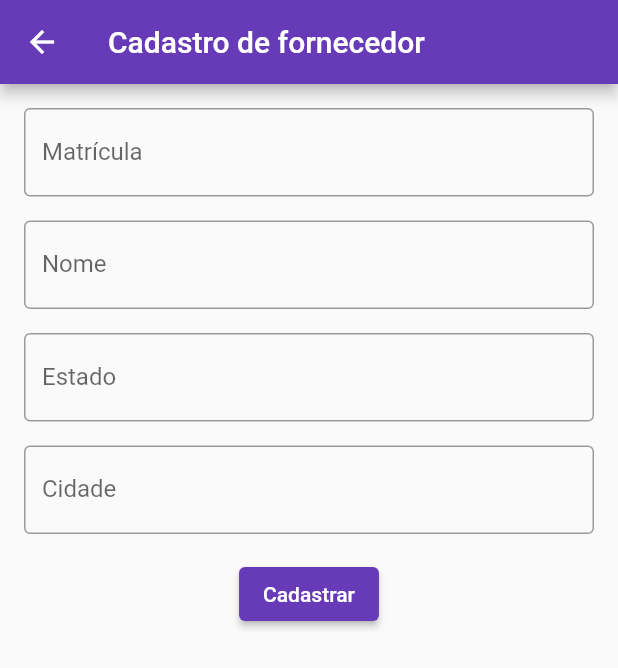
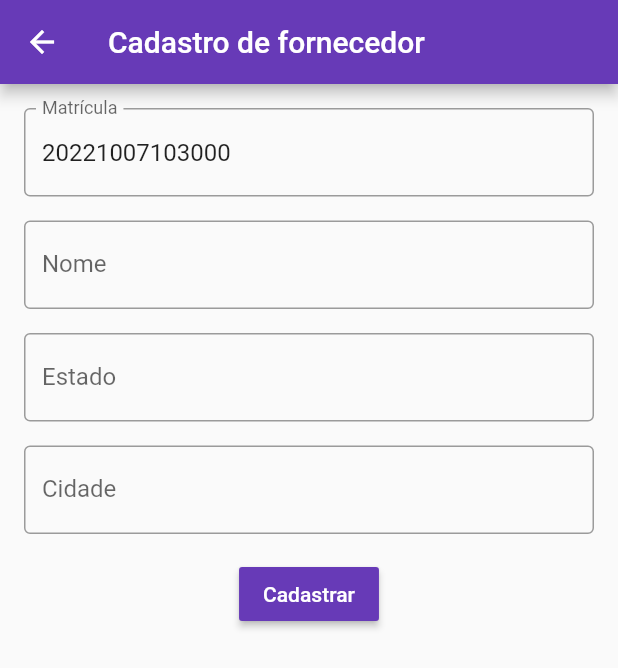
Before and after one commit to LucasGabrielBravo/fornecedores, a Flutter app: the HomeScreen screen opened by its route, after a tap on the "add" icon, on a phone screen of 412 x 824 dp. Shown: the top 668 px of the screen. Run offline on Flutter 3.47's test engine with Material 2 defaults, Android fonts, the phone set to English and light mode, and no system bars; drawn by our look-alikes of reactive_forms; our stand-ins replace get, sqflite; accounts and stored records are empty.

Commit message:
finalizacao
finalizacao

```diff
--- a/lib/repositories/fornecedor_repository.dart
+++ b/lib/repositories/fornecedor_repository.dart
@@ -10,7 +10,7 @@
 
     return await openDatabase(
       path,
-      version: 2,
+      version: 1,
       onCreate: (db, version) async {
         await db.execute('''
           CREATE TABLE $_tableName (
--- a/lib/repositories/user_repository.dart
+++ b/lib/repositories/user_repository.dart
@@ -6,11 +6,11 @@
 
   Future<Database> _db() async {
     final databasePath = await getDatabasesPath();
-    final path = '$databasePath/fornecedores.db';
+    final path = '$databasePath/user.db';
 
     return await openDatabase(
       path,
-      version: 2,
+      version: 1,
       onCreate: (db, version) async {
         await db.execute('''
           CREATE TABLE $_tableName (
--- a/lib/screens/home/form_fornecedor/form_fornecedor_screen.dart
+++ b/lib/screens/home/form_fornecedor/form_fornecedor_screen.dart
@@ -1,19 +1,66 @@
 import 'package:flutter/material.dart';
+import 'package:fornecedores/models/fornecedor.dart';
 import 'package:fornecedores/screens/home/form_fornecedor/form_fornecedor_controller.dart';
 import 'package:get/get.dart';
 import 'package:reactive_forms/reactive_forms.dart';
 
 class FormFornecedorPage extends GetView<FormFornecedorController> {
-  const FormFornecedorPage({super.key});
+  final Fornecedor? fornecedor;
+
+  FormFornecedorPage({super.key, this.fornecedor}) {
+    if (fornecedor != null) {
+      controller.form.patchValue({
+        'matricula': fornecedor!.matricula,
+        'nome': fornecedor!.nome,
+        'estado': fornecedor!.estado,
+        'cidade': fornecedor!.cidade,
+      });
+    }
+  }
 
   @override
   Widget build(BuildContext context) {
     return Scaffold(
-      appBar: AppBar(title: const Text('Cadastro de fornecedor')),
+      appBar: AppBar(
+        title: Text((fornecedor == null) ? 'Cadastro de fornecedor' : 'Editar fornecedor'),
+        actions: [
+          if (fornecedor != null)
+            IconButton(
+              onPressed: () {
+                //Modal para perguntar se deseja excluir o fornecedor
+                showDialog(
+                  context: context,
+                  builder: (context) {
+                    return AlertDialog(
+                      title: const Text('Excluir fornecedor'),
+                      content: const Text('Deseja realmente excluir este fornecedor?'),
+                      actions: [
+                        TextButton(
+                          onPressed: () {
+                            Get.back();
+                          },
+                          child: const Text('Não'),
+                        ),
+                        ElevatedButton(
+                          onPressed: () {
+                            controller.deleteFornecedor();
+                            Get.back();
+                          },
+                          child: const Text('Sim'),
+                        ),
+                      ],
+                    );
+                  },
+                );
+              },
+              icon: const Icon(Icons.delete),
+            ),
+        ],
+      ),
       body: SingleChildScrollView(
         reverse: true,
         child: Container(
-          padding: const EdgeInsets.all(16),
+          padding: const EdgeInsets.only(left: 16, right: 16, top: 16),
           child: ReactiveFormConfig(
             validationMessages: {
               ValidationMessage.required: (error) => 'Campo obrigatório',
@@ -25,10 +72,13 @@
                 children: <Widget>[
                   ReactiveTextField(
                     formControlName: 'matricula',
+                    readOnly: (fornecedor != null),
                     decoration: const InputDecoration(
                       labelText: 'Matrícula',
                       border: OutlineInputBorder(),
                     ),
+                    onSubmitted: (_) => controller.form.focus('nome'),
+                    textInputAction: TextInputAction.next,
                   ),
                   const SizedBox(height: 16),
                   ReactiveTextField(
@@ -37,6 +87,8 @@
                       labelText: 'Nome',
                       border: OutlineInputBorder(),
                     ),
+                    onSubmitted: (_) => controller.form.focus('estado'),
+                    textInputAction: TextInputAction.next,
                   ),
                   const SizedBox(height: 16),
                   ReactiveTextField(
@@ -45,6 +97,8 @@
                       labelText: 'Estado',
                       border: OutlineInputBorder(),
                     ),
+                    onSubmitted: (_) => controller.form.focus('cidade'),
+                    textInputAction: TextInputAction.next,
                   ),
                   const SizedBox(height: 16),
                   ReactiveTextField(
@@ -53,11 +107,14 @@
                       labelText: 'Cidade',
                       border: OutlineInputBorder(),
                     ),
+                    onSubmitted: (_) => controller.onSubmit(),
+                    textInputAction: TextInputAction.done,
                   ),
                   const SizedBox(height: 16),
-                  ElevatedButton(
+                  MaterialButton(
+                    color: Get.theme.primaryColor,
                     onPressed: controller.onSubmit,
-                    child: const Text('Cadastrar'),
+                    child: Text((fornecedor == null) ? 'Cadastrar' : 'Editar', style: const TextStyle(color: Colors.white)),
                   ),
                 ],
               ),
--- a/lib/screens/home/home_controller.dart
+++ b/lib/screens/home/home_controller.dart
@@ -7,7 +7,7 @@
   FormControl<String> searchControl = FormControl<String>(value: '');
   List<Fornecedor> _fornecedores = [];
 
-  RxBool _isLoading = false.obs;
+  final RxBool _isLoading = false.obs;
 
   bool get isLoading => _isLoading.value;
   set isLoading(bool value) => _isLoading.value = value;
@@ -18,18 +18,29 @@
     update();
   }
 
+  Future<void> loadFornecedores() async {
+    fornecedores = await FornecedorUseCases.readAllFornecedorController.handle();
+  }
 
-  Future<void> loadFornecedores() async {
+  Future<void> _init() async {
+    searchControl.valueChanges.listen((event) => update());
+
     isLoading = true;
-
-    fornecedores = await FornecedorUseCases.readAllFornecedorController.handle();
-
+    await loadFornecedores();
     isLoading = false;
   }
+
+  static HomeController get to => Get.find();
 
   @override
   void onInit() {
     super.onInit();
-    loadFornecedores();
+    _init();
+  }
+
+  @override
+  void onClose() {
+    searchControl.dispose();
+    super.onClose();
   }
 }
--- a/lib/screens/home/home_screen.dart
+++ b/lib/screens/home/home_screen.dart
@@ -1,5 +1,4 @@
 import 'package:flutter/material.dart';
-import 'package:fornecedores/main_controller.dart';
 import 'package:fornecedores/screens/home/form_fornecedor/form_fornecedor_bindings.dart';
 import 'package:fornecedores/screens/home/form_fornecedor/form_fornecedor_screen.dart';
 import 'package:fornecedores/screens/home/home_controller.dart';
@@ -11,9 +10,8 @@
 
   @override
   Widget build(BuildContext context) {
-    final usuario = MainController.to.user;
-
     return Scaffold(
+      backgroundColor: Colors.grey.shade100,
       body: SafeArea(
         child: Padding(
           padding: const EdgeInsets.all(8.0),
@@ -25,29 +23,56 @@
                   labelText: 'Pesquisar',
                   border: OutlineInputBorder(),
                   isDense: true,
-                  fillColor: Color.fromARGB(255, 238, 238, 238),
+                  fillColor: Color.fromARGB(255, 240, 240, 240),
                   filled: true,
+                  suffixIcon: Icon(Icons.search),
                 ),
               ),
-              (controller.isLoading)
-                  ? const Expanded(child: LinearProgressIndicator())
-                  : Expanded(
+              const SizedBox(height: 16),
+              GetBuilder<HomeController>(
+                builder: ((controller) {
+                  if (controller.isLoading) {
+                    return const Center(child: CircularProgressIndicator());
+                  }
+
+                  if (controller.fornecedores.isEmpty) {
+                    return const Center(child: Text('Nenhum fornecedor encontrado'));
+                  }
+
+                  final fornecedores = controller.fornecedores.where((element) {
+                    final search = controller.searchControl.value!.toLowerCase();
+
+                    bool test = search.isEmpty;
+                    test = test || element.matricula.toLowerCase().contains(search);
+                    test = test || element.nome.toLowerCase().contains(search);
+                    test = test || element.estado.toLowerCase().contains(search);
+                    test = test || element.cidade.toLowerCase().contains(search);
+
+                    return test;
+                  }).toList();
+
+                  return Expanded(
                     child: ListView.builder(
-                        itemCount: controller.fornecedores.length,
+                      itemCount: fornecedores.length,
                       itemBuilder: (context, index) {
-                          final fornecedor = controller.fornecedores[index];
+                        final fornecedor = fornecedores[index];
+
                         return Card(
                           child: ListTile(
                             title: Text(fornecedor.nome),
-                              subtitle: Text(fornecedor.cidade),
+                            subtitle: Text('${fornecedor.cidade}, ${fornecedor.estado}'),
                             trailing: IconButton(
-                                icon: const Icon(Icons.delete),
-                                onPressed: () => {},
+                              icon: const Icon(Icons.edit),
+                              onPressed: () {
+                                Get.to(() => FormFornecedorPage(fornecedor: fornecedor), binding: FormFornecedorBindings());
+                              },
                             ),
                           ),
                         );
                       },
                     ),
+                  );
+                }),
               ),
             ],
           ),
@@ -55,7 +80,7 @@
       ),
       floatingActionButton: FloatingActionButton(
         onPressed: () {
-          Get.to(() => const FormFornecedorPage(), binding: FormFornecedorBindings());
+          Get.to(() => FormFornecedorPage(), binding: FormFornecedorBindings());
         },
         child: const Icon(Icons.add),
       ),
--- a/lib/screens/signin/signin_controller.dart
+++ b/lib/screens/signin/signin_controller.dart
@@ -4,8 +4,8 @@
 
 class SignInController extends GetxController {
   final FormGroup form = FormGroup({
-    'login': FormControl<String>(validators: [Validators.required, Validators.minLength(6)], value: 'lgbravo'),
-    'password': FormControl<String>(validators: [Validators.required, Validators.minLength(6)], value: '12345678'),
+    'login': FormControl<String>(validators: [Validators.required, Validators.minLength(6)]),
+    'password': FormControl<String>(validators: [Validators.required, Validators.minLength(6)]),
   });
 
   Future<void> onSubmit() async {
--- a/lib/screens/signin/signin_screen.dart
+++ b/lib/screens/signin/signin_screen.dart
@@ -61,6 +61,7 @@
                                 decoration: const InputDecoration(
                                   labelText: 'Login',
                                 ),
+                                keyboardType: TextInputType.emailAddress,
                               ),
                             ),
                             SizedBox(
@@ -70,6 +71,8 @@
                                 decoration: const InputDecoration(
                                   labelText: 'Senha',
                                 ),
+                                keyboardType: TextInputType.visiblePassword,
+                                obscureText: true,
                               ),
                             ),
                             MaterialButton(
--- /dev/null
+++ b/lib/usecases/fornecedor/delete_fornecedor/delete_fornecedor_dto.dart
@@ -0,0 +1,5 @@
+class DeleteFornecedorDTO {
+  final String matricula;
+
+  DeleteFornecedorDTO({required this.matricula});
+}
--- a/lib/usecases/fornecedor/fornecedor_usecases.dart
+++ b/lib/usecases/fornecedor/fornecedor_usecases.dart
@@ -1,6 +1,8 @@
 import 'package:fornecedores/repositories/fornecedor_repository.dart';
 import 'package:fornecedores/usecases/fornecedor/create_fornecedor/create_fornecedor_controller.dart';
 import 'package:fornecedores/usecases/fornecedor/create_fornecedor/create_fornecedor_usecase.dart';
+import 'package:fornecedores/usecases/fornecedor/delete_fornecedor/delete_fornecedor_controller.dart';
+import 'package:fornecedores/usecases/fornecedor/delete_fornecedor/delete_fornecedor_usecase.dart';
 import 'package:fornecedores/usecases/fornecedor/read_all_fornecedor/read_all_fornecedor_controller.dart';
 import 'package:fornecedores/usecases/fornecedor/read_all_fornecedor/read_all_fornecedor_usecase.dart';
 import 'package:fornecedores/usecases/fornecedor/update_fornecedor/update_fornecedor_controller.dart';
@@ -17,4 +19,7 @@
 
   static UpdateFornecedorUseCase get updateFornecedorUseCase => UpdateFornecedorUseCase(_fornecedorRepository);
   static UpdateFornecedorController get updateFornecedorController => UpdateFornecedorController(updateFornecedorUseCase);
+
+  static DeleteFornecedorUseCase get deleteFornecedorUseCase => DeleteFornecedorUseCase(_fornecedorRepository);
+  static DeleteFornecedorController get deleteFornecedorController => DeleteFornecedorController(deleteFornecedorUseCase);
 }
--- a/pubspec.yaml
+++ b/pubspec.yaml
@@ -20,7 +20,7 @@
 version: 1.0.0+1
 
 environment:
-  sdk: '>=2.18.2 <3.0.0'
+  sdk: '>=2.18.1 <3.0.0'
 
 # Dependencies specify other packages that your package needs in order to work.
 # To automatically upgrade your package dependencies to the latest versions
@@ -40,6 +40,7 @@
   sqflite: ^2.1.0
   uuid: ^3.0.6
   path_provider: ^2.0.11
+  intl: ^0.17.0
 
 dev_dependencies:
   flutter_test:
```
Also changed, not shown: lib/main.dart (+13 -0 lines), lib/screens/home/form_fornecedor/form_fornecedor_controller.dart (+21 -1 lines), lib/screens/signup/signup_controller.dart (+7 -2 lines), lib/screens/signup/signup_screen.dart (+8 -1 lines), lib/usecases/fornecedor/delete_fornecedor/delete_fornecedor_controller.dart (added, +18 -0 lines), lib/usecases/fornecedor/delete_fornecedor/delete_fornecedor_usecase.dart (added, +18 -0 lines), lib/main_controller.dart (line endings or trailing spaces), pubspec.lock. Lines whose indentation alone changed are shown as unchanged.
